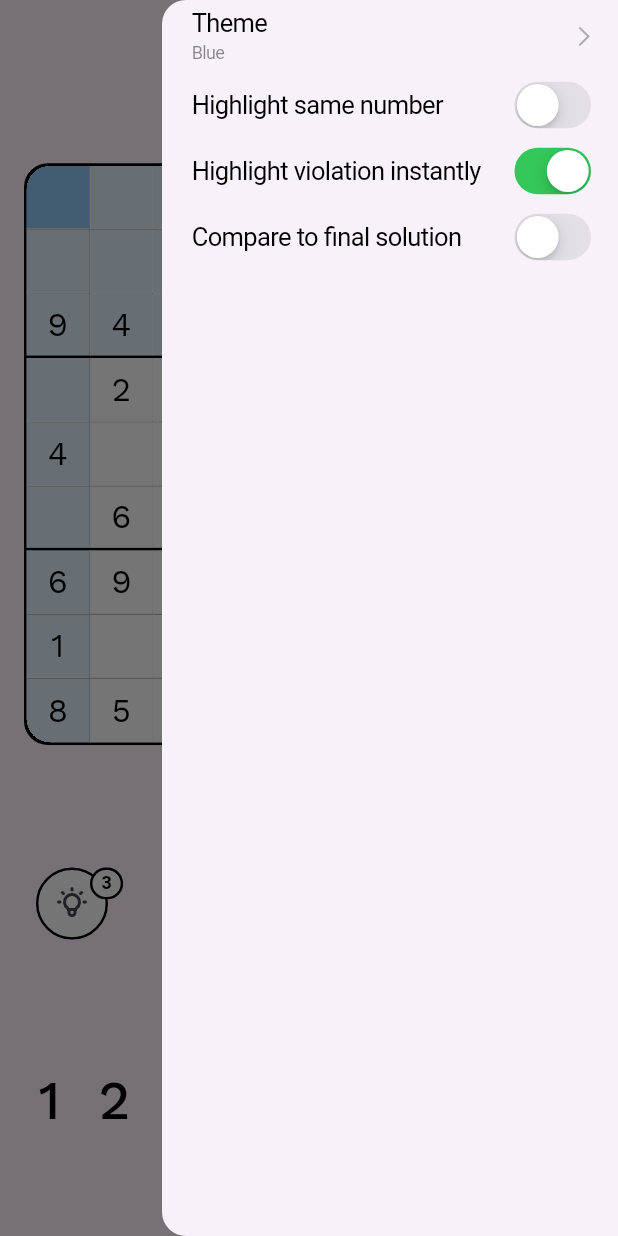
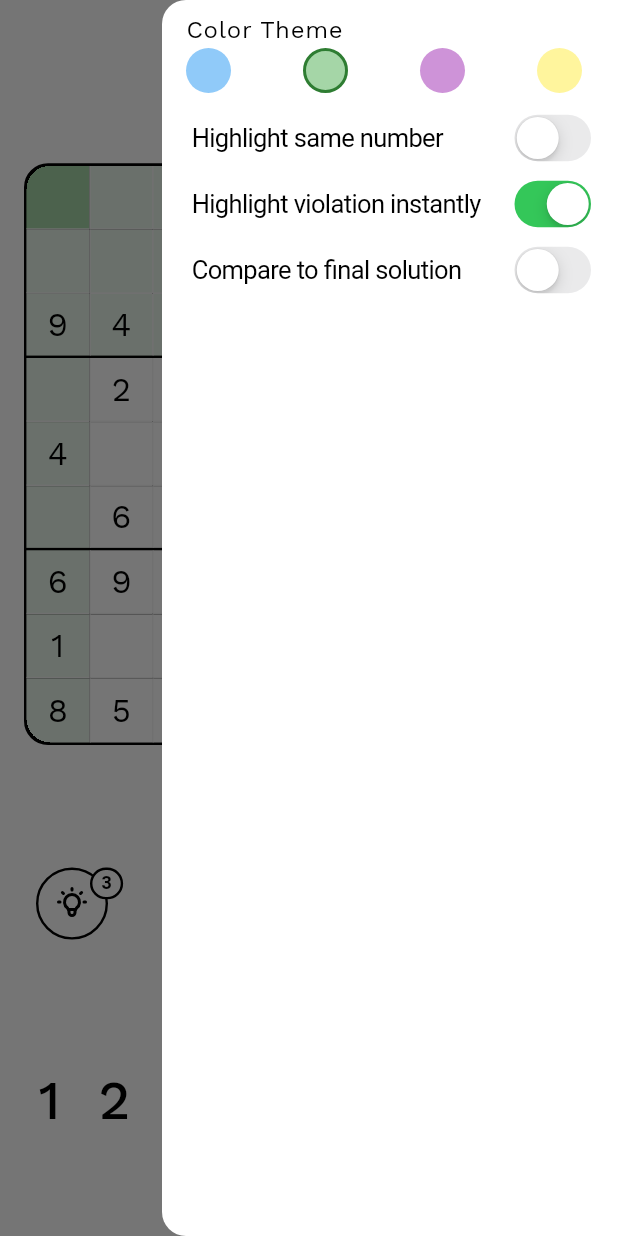
Before and after one commit to cwnuramirah/just-another-sudoku, a Flutter app: the screen it shows after launch, with the side drawer open, on a phone screen of 412 x 824 dp. Run offline on Flutter 3.47's test engine with Material 2 defaults, Android fonts, the phone set to English and light mode, and no system bars; our stand-ins replace flutter_tabler_icons.

Commit message:
feat: ColorTheme

```diff
--- /dev/null
+++ b/lib/data/models/color_theme.dart
@@ -0,0 +1,31 @@
+import 'package:flutter/material.dart';
+import 'package:just_another_sudoku/ui/color_contants.dart';
+
+class ColorTheme with ChangeNotifier {
+  late List<Color> _color;
+  late int _colorIndex;
+
+  ColorTheme({List<Color>? initialColor, int? colorIndex}) {
+    _color = initialColor ?? ColorConstants.blue;
+    _colorIndex = colorIndex ?? 0;
+  }
+
+  /// Use [ColorConstants]
+  void changeColorTheme(List<Color> color, int colorIndex) {
+    _color = color;
+    _colorIndex = colorIndex;
+    notifyListeners();
+  }
+
+  List<List<Color>> get colorList => [
+        ColorConstants.blue,
+        ColorConstants.green,
+        ColorConstants.purple,
+        ColorConstants.yellow,
+      ];
+  int get colorIndex => _colorIndex;
+  List<Color> get colorSwatch => _color;
+  Color get highlight => _color[2];
+  Color get selected => _color[1];
+  Color get text => _color[0];
+}
--- a/lib/main.dart
+++ b/lib/main.dart
@@ -1,6 +1,9 @@
 import 'package:flutter/material.dart';
+import 'package:just_another_sudoku/data/models/color_theme.dart';
+import 'package:just_another_sudoku/ui/color_contants.dart';
 // import 'package:just_another_sudoku/ui/home_page.dart';
 import 'package:just_another_sudoku/ui/sudoku_page.dart';
+import 'package:provider/provider.dart';
 
 void main() {
   runApp(const MyApp());
@@ -12,15 +15,36 @@ class MyApp extends StatelessWidget {
   // This widget is the root of your application.
   @override
   Widget build(BuildContext context) {
+    final preferredColor = ColorConstants.green;
+    return ChangeNotifierProvider(
+      create: (context) => ColorTheme(initialColor: preferredColor, colorIndex: 1),
+      child: Consumer<ColorTheme>(
+        builder: (context, colorTheme, _) {
           return MaterialApp(
             title: 'just another sudoku',
             debugShowCheckedModeBanner: false,
             theme: ThemeData(
               fontFamily: 'WorkSans',
               useMaterial3: true,
+		  colorScheme: ColorScheme(
+                brightness: Brightness.light,
+                primary: colorTheme.colorSwatch[0],
+                onPrimary: Colors.white,
+                secondary: colorTheme.colorSwatch[2],
+                onSecondary: colorTheme.colorSwatch[0],
+                error: Colors.red,
+                onError: Colors.white,
+                background: Colors.grey.shade50,
+                onBackground: Colors.black,
+                surface: Colors.white,
+                onSurface: Colors.black,
               ),
+            ),
+            home: const SudokuPage(),
             // home: const HomePage(),
-      home: const SudokuPage(),
+          );
+        }
+      ),
     );
   }
 }
--- a/lib/ui/cell.dart
+++ b/lib/ui/cell.dart
@@ -1,6 +1,7 @@
 import 'package:flutter/material.dart';
 import 'package:just_another_sudoku/data/models/board_model.dart';
 import 'package:just_another_sudoku/data/models/cell_model.dart';
+import 'package:just_another_sudoku/data/models/color_theme.dart';
 import 'package:just_another_sudoku/ui/cell_style.dart';
 import 'package:provider/provider.dart';
 
@@ -19,12 +20,14 @@ class Cell extends StatelessWidget {
     return Selector<BoardModel, CellModel>(
         selector: (_, boardModel) => boardModel.board[column][row],
         builder: (_, cell, __) {
-          final boardModel = Provider.of<BoardModel>(context);
+          final boardModel = context.watch<BoardModel>();
+          final color = context.watch<ColorTheme>();
           final selectedRow = boardModel.selectedRow;
           final selectedColumn = boardModel.selectedColumn;
           final hide = boardModel.boardHidden;
 
           CellStyle cellStyle = CellStyle(
+            color: color,
             column: column,
             row: row,
             cell: cell,
--- a/lib/ui/cell_style.dart
+++ b/lib/ui/cell_style.dart
@@ -1,7 +1,9 @@
 import 'package:flutter/material.dart';
 import 'package:just_another_sudoku/data/models/cell_model.dart';
+import 'package:just_another_sudoku/data/models/color_theme.dart';
 
 class CellStyle {
+  final ColorTheme color;
   final int column;
   final int row;
   final CellModel cell;
@@ -9,6 +11,7 @@ class CellStyle {
   final int selectedRow;
 
   CellStyle({
+    required this.color,
     required this.column,
     required this.row,
     required this.cell,
@@ -17,23 +20,20 @@ class CellStyle {
   });
 
   Color getBackgroundColor() {
-    Color backgroundColor;
+    Color backgroundColor = Colors.white;
     bool isInSameColumn = column == selectedColumn;
     bool isInSameRow = row == selectedRow;
-    bool isInSameBox = (column ~/ 3 == selectedColumn ~/ 3) &&
-        (row ~/ 3 == selectedRow ~/ 3);
+    bool isInSameBox =
+        (column ~/ 3 == selectedColumn ~/ 3) && (row ~/ 3 == selectedRow ~/ 3);
 
+    // HIGHLIGHT CELL
     if (isInSameColumn || isInSameRow || isInSameBox) {
-      // HIGHLIGHT CELL
-      backgroundColor = Colors.blue.shade50;
-    } else {
-      // IDLE CELL
-      backgroundColor = Colors.white;
+      backgroundColor = color.highlight;
     }
 
     // SELECTED CELL
     if (column == selectedColumn && row == selectedRow) {
-      backgroundColor = Colors.blue.shade200;
+      backgroundColor = color.selected;
     }
 
     // ERROR CELL
@@ -48,7 +48,7 @@ class CellStyle {
     Color textColor = Colors.black;
 
     if (!cell.isFixed) {
-      textColor = Colors.blue.shade700;
+      textColor = color.text;
     }
 
     if (cell.isError && !cell.isFixed) {
--- /dev/null
+++ b/lib/ui/color_contants.dart
@@ -0,0 +1,27 @@
+import 'package:flutter/material.dart';
+
+abstract class ColorConstants {
+  static List<Color> blue = [
+    Colors.blue.shade700,
+    Colors.blue.shade200,
+    Colors.blue.shade50,
+  ];
+
+  static List<Color> purple = [
+    Colors.purple.shade700,
+    Colors.purple.shade200,
+    Colors.purple.shade50,
+  ];
+
+  static List<Color> yellow = [
+    Colors.amber.shade700,
+    Colors.yellow.shade200,
+    Colors.yellow.shade50,
+  ];
+
+  static List<Color> green = [
+    Colors.green.shade800,
+    Colors.green.shade200,
+    Colors.green.shade50,
+  ];
+}
--- a/lib/ui/option_menu.dart
+++ b/lib/ui/option_menu.dart
@@ -1,18 +1,47 @@
 import 'package:flutter/cupertino.dart';
-// import 'package:flutter/material.dart';
+import 'package:just_another_sudoku/data/models/color_theme.dart';
+import 'package:provider/provider.dart';
+import 'package:flutter/material.dart';
 
 class OptionMenu extends StatelessWidget {
   const OptionMenu({super.key});
 
   @override
   Widget build(BuildContext context) {
+    final colorContext = context.watch<ColorTheme>();
+    List<List<Color>> colors = colorContext.colorList;
+
     return Column(
       mainAxisSize: MainAxisSize.min,
       children: [
-        const CupertinoListTile(
-          title: Text("Theme"),
-          subtitle: Text("Blue"),
-          trailing: CupertinoListTileChevron(),
+        ListTile(
+          title: const Text("Color Theme"),
+          subtitle: Row(
+            mainAxisAlignment: MainAxisAlignment.spaceBetween,
+            children: [
+              for (int i = 0; i < colors.length; i++)
+                Container(
+                  height: 30.0,
+                  width: 30.0,
+                  decoration: BoxDecoration(
+                      color: colors[i][1],
+                      borderRadius: BorderRadius.circular(100),
+                      border: Border.all(
+                        color: i == colorContext.colorIndex
+                            ? colors[i][0]
+                            : Colors.transparent,
+                        width: 2.0,
+                      )),
+                  child: IconButton(
+                    icon: const SizedBox.shrink(),
+                    highlightColor: colors[i][0],
+                    onPressed: () {
+                      colorContext.changeColorTheme(colors[i], i);
+                    },
+                  ),
+                )
+            ],
+          ),
         ),
         CupertinoListTile(
           title: const Text("Highlight same number"),
```
Lines whose indentation alone changed are shown as unchanged.
